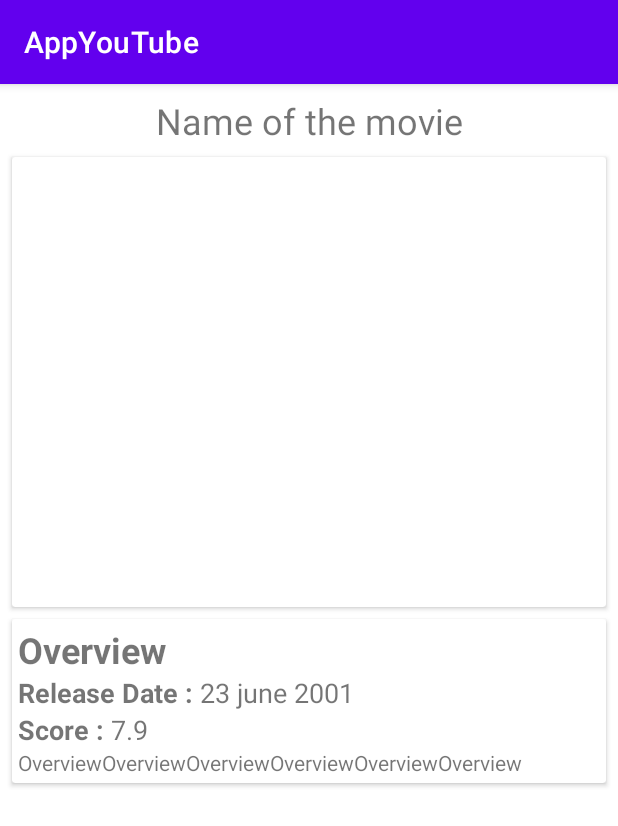
After one commit to Shevy-D/AppFromYouTube, an Android app: the MovieDetailsActivity screen opened directly, with no data from a screen before it, on a phone screen of 412 x 824 dp. The commit adds this screen. Shown: the top 826 px of the screen. Run offline under Robolectric (Android 15) with nearby library versions, the phone set to English and light mode, and no system bars; our stand-ins replace Picasso; pictures from the network do not load.

Commit message:
finish project

```diff
--- a/AppYouTube/app/src/main/AndroidManifest.xml
+++ b/AppYouTube/app/src/main/AndroidManifest.xml
@@ -11,6 +11,9 @@
         android:roundIcon="@mipmap/ic_launcher_round"
         android:supportsRtl="true"
         android:theme="@style/Theme.AppYouTube">
+        <activity
+            android:name=".MovieDetailsActivity"
+            android:exported="false" />
         <activity
             android:name=".MoviesActivity"
             android:exported="false"
--- a/AppYouTube/app/src/main/java/com/example/myapplicationtest/ApiInterface.kt
+++ b/AppYouTube/app/src/main/java/com/example/myapplicationtest/ApiInterface.kt
@@ -4,12 +4,16 @@ import retrofit2.Call
 import retrofit2.Retrofit
 import retrofit2.converter.gson.GsonConverterFactory
 import retrofit2.http.GET
+import retrofit2.http.Path
 import retrofit2.http.Query
 
 interface ApiInterface {
 
     @GET("3/movie/popular")
     fun getMovies(@Query("api_key") sort: String): Call<Movies>
+
+    @GET("3/movie/{movie_id}")
+    fun getMovieDetails(@Path("movie_id") movieId: Int, @Query("api_key") sort : String): Call<MovieDetails>
 
     companion object {
 
--- /dev/null
+++ b/AppYouTube/app/src/main/java/com/example/myapplicationtest/GenreXX.kt
@@ -0,0 +1,6 @@
+package com.example.myapplicationtest
+
+data class GenreXX(
+    val id: Int,
+    val name: String
+)
--- /dev/null
+++ b/AppYouTube/app/src/main/java/com/example/myapplicationtest/MovieDetailsActivity.kt
@@ -0,0 +1,53 @@
+package com.example.myapplicationtest
+
+import androidx.appcompat.app.AppCompatActivity
+import android.os.Bundle
+import android.provider.SyncStateContract
+import android.util.Log
+import android.widget.ImageView
+import android.widget.TextView
+import com.squareup.picasso.Picasso
+import retrofit2.Call
+import retrofit2.Callback
+import retrofit2.Response
+
+class MovieDetailsActivity : AppCompatActivity() {
+    private lateinit var title: TextView
+    private lateinit var releaseDate: TextView
+    private lateinit var score: TextView
+    private lateinit var overview: TextView
+
+    private lateinit var banner: ImageView
+
+    override fun onCreate(savedInstanceState: Bundle?) {
+        super.onCreate(savedInstanceState)
+        setContentView(R.layout.activity_movie_details)
+
+        val id = intent.getIntExtra("id", 0)
+        Log.d("testing", "id $id")
+
+        title = findViewById(R.id.movies_details_title)
+        releaseDate = findViewById(R.id.movies_details_date)
+        score = findViewById(R.id.movies_details_score)
+        overview = findViewById(R.id.movies_details_body_overview)
+        banner = findViewById(R.id.movies_details_image_banner)
+
+        val apiInterface = id?.let { ApiInterface.create().getMovieDetails(it, "dac5fe2bb3492da449a9b21a6b075c11") }
+        apiInterface?.enqueue(object : Callback<MovieDetails> {
+            override fun onResponse(call: Call<MovieDetails>?, response: Response<MovieDetails>?) {
+                title.text = response?.body()?.title
+                releaseDate.text = response?.body()?.release_date.toString()
+                score.text = response?.body()?.vote_average.toString()
+                overview.text = response?.body()?.overview
+
+                Picasso.get().load("https://image.tmdb.org/t/p/w500" + response?.body()?.backdrop_path).into(banner)
+
+            }
+
+            override fun onFailure(call: Call<MovieDetails>, t: Throwable) {
+                Log.d("testlog", "onFailure : ${t?.message}")
+            }
+
+        })
+    }
+}
--- /dev/null
+++ b/AppYouTube/app/src/main/java/com/example/myapplicationtest/ProductionCountryXX.kt
@@ -0,0 +1,6 @@
+package com.example.myapplicationtest
+
+data class ProductionCountryXX(
+    val iso_3166_1: String,
+    val name: String
+)
--- /dev/null
+++ b/AppYouTube/app/src/main/java/com/example/myapplicationtest/SpokenLanguageXX.kt
@@ -0,0 +1,6 @@
+package com.example.myapplicationtest
+
+data class SpokenLanguageXX(
+    val iso_639_1: String,
+    val name: String
+)
--- /dev/null
+++ b/AppYouTube/app/src/main/res/layout/activity_movie_details.xml
@@ -0,0 +1,116 @@
+<?xml version="1.0" encoding="utf-8"?>
+<androidx.constraintlayout.widget.ConstraintLayout xmlns:android="http://schemas.android.com/apk/res/android"
+    xmlns:app="http://schemas.android.com/apk/res-auto"
+    xmlns:tools="http://schemas.android.com/tools"
+    android:layout_width="match_parent"
+    android:layout_height="match_parent"
+    tools:context=".MovieDetailsActivity">
+
+    <androidx.appcompat.widget.AppCompatTextView
+        android:id="@+id/movies_details_title"
+        android:layout_width="wrap_content"
+        android:layout_height="wrap_content"
+        android:textSize="24sp"
+        android:layout_marginTop="8dp"
+        android:text="Name of the movie"
+        app:layout_constraintEnd_toEndOf="parent"
+        app:layout_constraintStart_toStartOf="parent"
+        app:layout_constraintTop_toTopOf="parent" />
+
+    <androidx.cardview.widget.CardView
+        android:id="@+id/movies_details_header_container_card"
+        android:layout_width="match_parent"
+        android:layout_height="wrap_content"
+        android:layout_margin="8dp"
+        app:layout_constraintTop_toBottomOf="@+id/movies_details_title">
+
+        <androidx.appcompat.widget.AppCompatImageView
+            android:id="@+id/movies_details_image_banner"
+            android:layout_width="400dp"
+            android:layout_height="300dp"
+            app:layout_constraintEnd_toEndOf="parent"
+            app:layout_constraintStart_toStartOf="parent"
+            app:layout_constraintTop_toBottomOf="@+id/movies_details_header_container_card"/>
+    </androidx.cardview.widget.CardView>
+
+    <androidx.cardview.widget.CardView
+        android:id="@+id/movies_details_body_container_card"
+        android:layout_width="match_parent"
+        android:layout_height="wrap_content"
+        android:layout_margin="8dp"
+        app:layout_constraintStart_toStartOf="parent"
+        app:layout_constraintTop_toBottomOf="@+id/movies_details_header_container_card">
+
+        <androidx.constraintlayout.widget.ConstraintLayout
+            android:id="@+id/movies_details_body_container_constraint"
+            android:layout_width="match_parent"
+            android:layout_height="wrap_content"
+            android:padding="4dp">
+
+            <TextView
+                android:id="@+id/movies_details_body_overview_label"
+                android:layout_width="wrap_content"
+                android:layout_height="wrap_content"
+                android:textSize="24sp"
+                android:text="Overview"
+                android:textStyle="bold"
+                android:layout_marginBottom="8dp"
+                app:layout_constraintStart_toStartOf="parent"
+                app:layout_constraintTop_toTopOf="parent" />
+
+            <TextView
+                android:id="@+id/movies_details_date_label"
+                android:layout_width="wrap_content"
+                android:layout_height="wrap_content"
+                android:textSize="18sp"
+                android:text="Release Date : "
+                android:textStyle="bold"
+                android:layout_marginBottom="4dp"
+                app:layout_constraintStart_toStartOf="parent"
+                app:layout_constraintTop_toBottomOf="@+id/movies_details_body_overview_label" />
+
+            <TextView
+                android:id="@+id/movies_details_date"
+                android:layout_width="wrap_content"
+                android:layout_height="wrap_content"
+                android:textSize="18sp"
+                android:text="23 june 2001"
+                android:layout_marginBottom="4dp"
+                app:layout_constraintStart_toEndOf="@+id/movies_details_date_label"
+                app:layout_constraintTop_toBottomOf="@+id/movies_details_body_overview_label"/>
+
+            <TextView
+                android:id="@+id/movies_details_score_label"
+                android:layout_width="wrap_content"
+                android:layout_height="wrap_content"
+                android:textSize="18sp"
+                android:text="Score : "
+                android:textStyle="bold"
+                android:layout_marginBottom="4dp"
+                app:layout_constraintStart_toStartOf="parent"
+                app:layout_constraintTop_toBottomOf="@+id/movies_details_date" />
+
+            <TextView
+                android:id="@+id/movies_details_score"
+                android:layout_width="wrap_content"
+                android:layout_height="wrap_content"
+                android:textSize="18sp"
+                android:text="7.9"
+                android:layout_marginBottom="4dp"
+                app:layout_constraintStart_toEndOf="@+id/movies_details_score_label"
+                app:layout_constraintTop_toBottomOf="@+id/movies_details_date" />
+
+            <TextView
+                android:id="@+id/movies_details_body_overview"
+                android:layout_width="wrap_content"
+                android:layout_height="wrap_content"
+                android:textSize="14sp"
+                android:text="OverviewOverviewOverviewOverviewOverviewOverview"
+                app:layout_constraintStart_toStartOf="parent"
+                app:layout_constraintTop_toBottomOf="@+id/movies_details_score" />
+
+        </androidx.constraintlayout.widget.ConstraintLayout>
+
+    </androidx.cardview.widget.CardView>
+
+</androidx.constraintlayout.widget.ConstraintLayout>
```
Also changed, not shown: AppYouTube/app/src/main/java/com/example/myapplicationtest/CustomAdapter.kt (+13 -2 lines), AppYouTube/app/src/main/java/com/example/myapplicationtest/MainActivity.kt (+2 -5 lines), AppYouTube/app/src/main/java/com/example/myapplicationtest/MovieDetails.kt (added, +29 -0 lines), AppYouTube/app/src/main/java/com/example/myapplicationtest/MoviesActivity.kt (+11 -2 lines), AppYouTube/app/src/main/java/com/example/myapplicationtest/ProductionCompanyXX.kt (added, +8 -0 lines), AppYouTube/app/src/main/res/layout/activity_main.xml (+7 -40 lines), AppYouTube/app/src/main/res/mipmap-hdpi/ic_launcher.webp (deleted), AppYouTube/app/src/main/res/mipmap-mdpi/ic_launcher.webp (deleted), AppYouTube/app/src/main/res/mipmap-xhdpi/ic_launcher.webp (deleted), AppYouTube/app/src/main/res/mipmap-xxhdpi/ic_launcher.webp (deleted), AppYouTube/app/src/main/res/mipmap-xxxhdpi/ic_launcher.webp (deleted).
